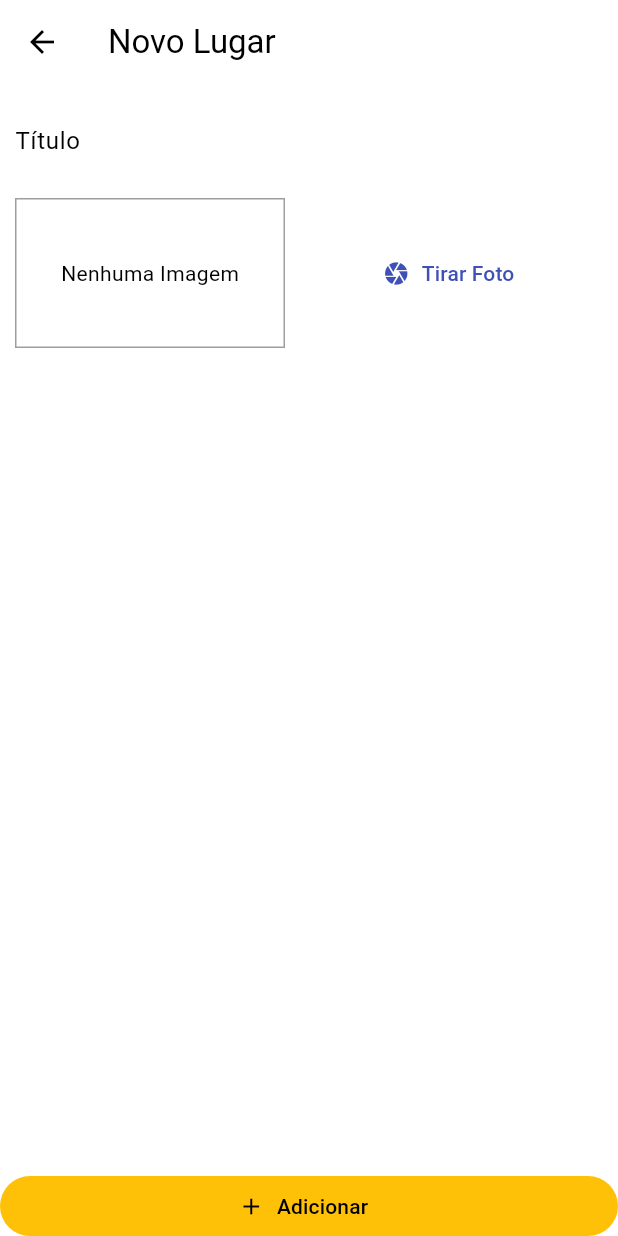
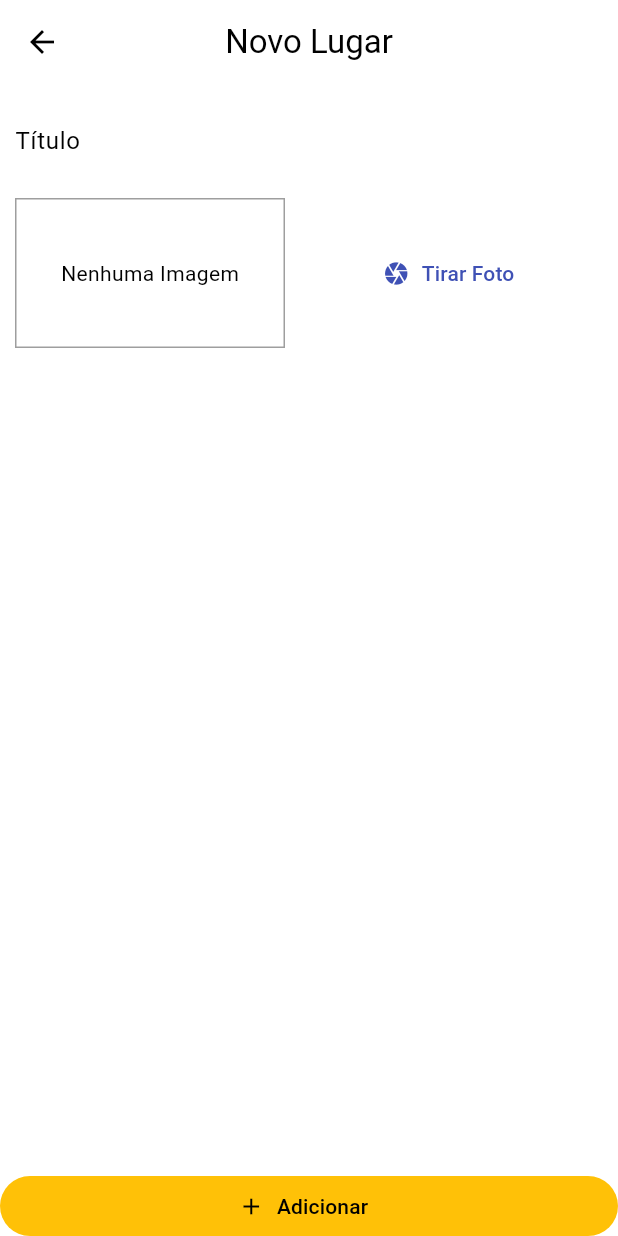
Before and after one commit to Mur1love/GrandPlaces, a Flutter app: the PlaceFormScreen screen opened by its route, after a tap on "Tirar Foto", on a phone screen of 412 x 824 dp. Run offline on Flutter 3.47's test engine with Material 3 defaults, Android fonts, the phone set to English and light mode, and no system bars; our stand-ins replace image_picker.

Commit message:
primeira foto

```diff
--- a/lib/screens/place_form_screen.dart
+++ b/lib/screens/place_form_screen.dart
@@ -19,6 +19,7 @@ class _PlaceFormScreenState extends State<PlaceFormScreen> {
   Widget build(BuildContext context) {
     return Scaffold(
       appBar: AppBar(
+        centerTitle: true,
         title: const Text('Novo Lugar'),
       ),
       body: Column(
--- a/lib/widgets/image_input.dart
+++ b/lib/widgets/image_input.dart
@@ -1,4 +1,7 @@
+import 'dart:io';
+
 import 'package:flutter/material.dart';
+import 'package:image_picker/image_picker.dart';
 
 class ImageInput extends StatefulWidget {
   const ImageInput({super.key});
@@ -8,6 +11,21 @@ class ImageInput extends StatefulWidget {
 }
 
 class _ImageInputState extends State<ImageInput> {
+
+  File? _storedImage;
+
+  _takePicture() async {
+    final ImagePicker _picker = ImagePicker();
+    XFile imageFile = await _picker.pickImage(
+      source: ImageSource.camera,
+      maxWidth: 600,
+    ) as XFile;
+
+    setState(() {
+      _storedImage = File(imageFile.path);
+    });
+  }
+
   @override
   Widget build(BuildContext context) {
     return Row(
@@ -22,12 +40,18 @@ class _ImageInputState extends State<ImageInput> {
               color: Colors.grey,
             ),
           ),
-          child: const Text('Nenhuma Imagem'),
+          child: _storedImage != null
+              ? Image.file(
+                  _storedImage!,
+                  width: double.infinity,
+                  fit: BoxFit.cover,
+                )
+              : const Text('Nenhuma Imagem'),
         ),
         const SizedBox(width: 10),
         Expanded(
           child: TextButton.icon(
-            onPressed: () {},
+            onPressed: () => _takePicture(),
             icon: const Icon(Icons.camera),
             label: const Text('Tirar Foto'),
           ),
--- a/pubspec.yaml
+++ b/pubspec.yaml
@@ -31,7 +31,7 @@ dependencies:
   flutter:
     sdk: flutter
   provider: ^6.1.1
-
+  image_picker: ^1.0.7
 
   # The following adds the Cupertino Icons font to your application.
   # Use with the CupertinoIcons class for iOS style icons.
```
Also changed, not shown: pubspec.lock, 5 other files.
